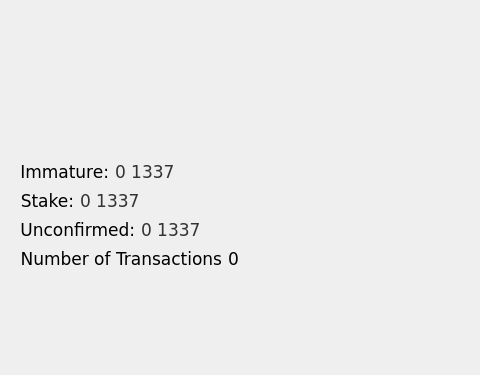
Before: the Qt Designer form src/qt/forms/overviewpage.ui in vashshawn/elitecurrencysource, drawn with Qt 5; both pictures show x 0 to 480 and y 0 to 375 of the 941 by 616 pixel window.
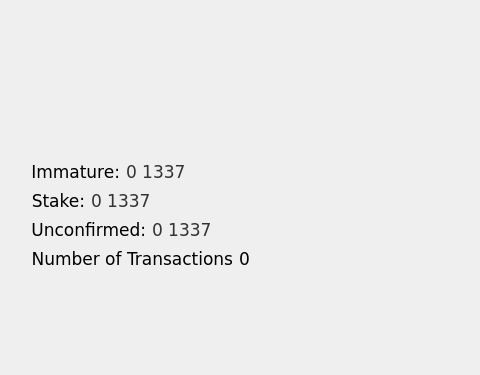
After: the same form once the commit is applied. Icons and pictures are not drawn.

Commit message: nightly gui polish

The edit to the form file:
```diff
--- a/src/qt/forms/overviewpage.ui
+++ b/src/qt/forms/overviewpage.ui
@@ -104,7 +104,7 @@
            </property>
            <layout class="QGridLayout" name="gridLayout_15">
             <property name="leftMargin">
-             <number>1</number>
+             <number>12</number>
             </property>
             <property name="bottomMargin">
              <number>0</number>
```
The commit also changes 5 other files.
